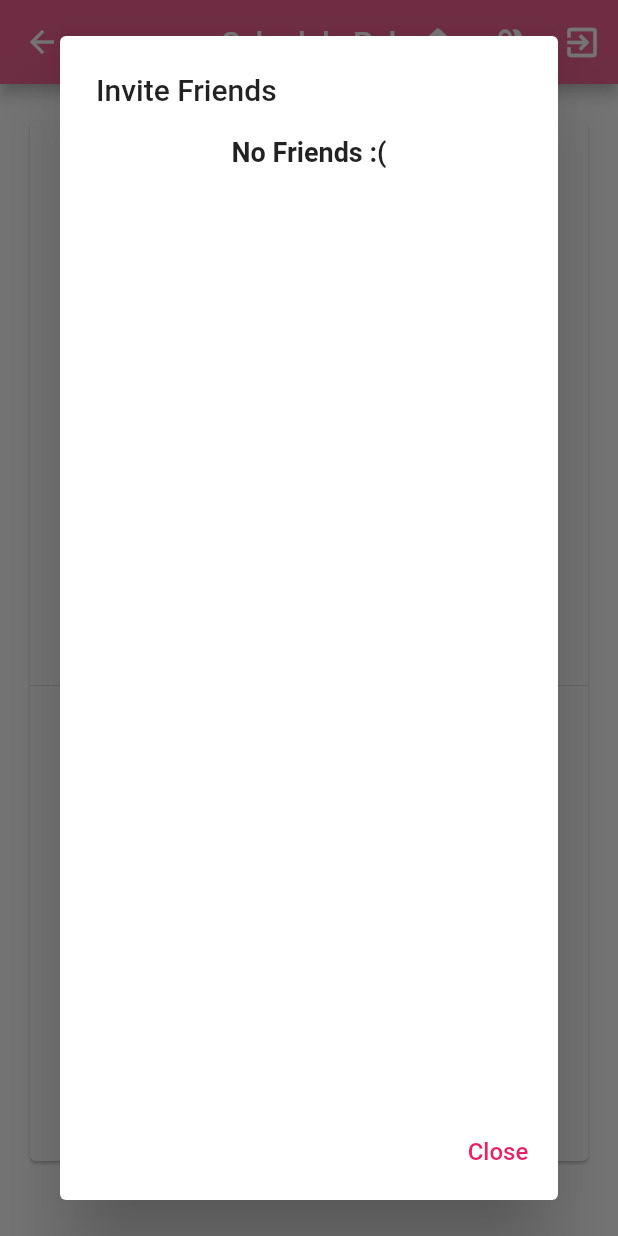
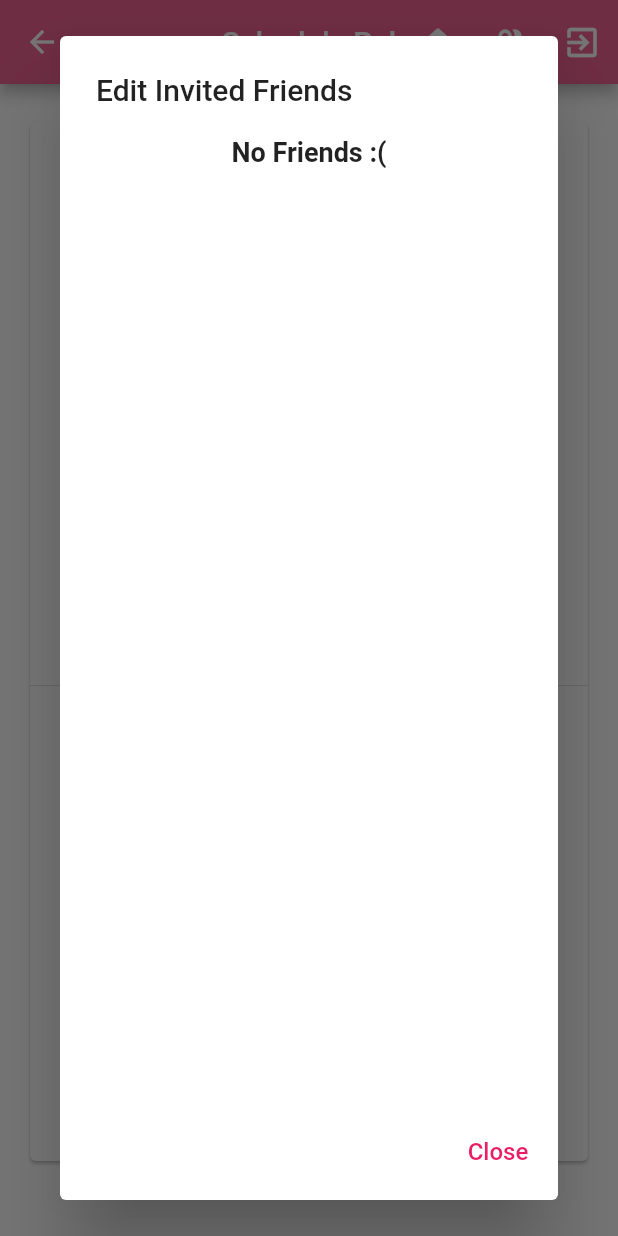
Before and after one commit to TahleeJ/SchedulePal, a Flutter app: the EventEditorScreen screen opened directly with empty values, after a tap on "Edit Invited Friends", on a phone screen of 412 x 824 dp. Run offline on Flutter 3.47's test engine with Material 2 defaults, Android fonts, the light colour scheme and no system bars; our stand-ins replace cloud_firestore, firebase_auth, firebase_core, google_mobile_ads, google_sign_in; accounts and stored records are empty; network calls fail.

Commit message:
More intuitive ui

```diff
--- a/schedulepal/lib/addEventScreen.dart
+++ b/schedulepal/lib/addEventScreen.dart
@@ -369,7 +369,7 @@ class _AddEventScreenState extends State<AddEventScreen> {
                                   }
                                 });
                               },
-                              child: Icon(!_isInvited ? Icons.check_circle_outline_rounded : Icons.highlight_remove_rounded, size: 30, color: Colors.black45)
+                              child: Icon(!_isInvited ? Icons.add_circle_rounded : Icons.highlight_remove_rounded, size: 30, color: Colors.black45)
                           )
                         ],
                       )
--- a/schedulepal/lib/eventEditorScreen.dart
+++ b/schedulepal/lib/eventEditorScreen.dart
@@ -315,7 +315,7 @@ class _EventEditorScreenState extends State<EventEditorScreen> {
     );
 
     AlertDialog dateAlert = AlertDialog(
-        title: const Text("Invite Friends"),
+        title: const Text("Edit Invited Friends"),
         content:
         Container(
             height: 800,
--- a/schedulepal/lib/eventsListScreen.dart
+++ b/schedulepal/lib/eventsListScreen.dart
@@ -264,6 +264,7 @@ class _EventsListScreenState extends State<EventsListScreen> {
                               GestureDetector(
                                   onTap: () {
                                     _setState(() {
+                                      _isRemoved = true;
                                       removedCourses.add(eventData['crn']);
 
                                       removeCourse(eventData['crn']);
```
